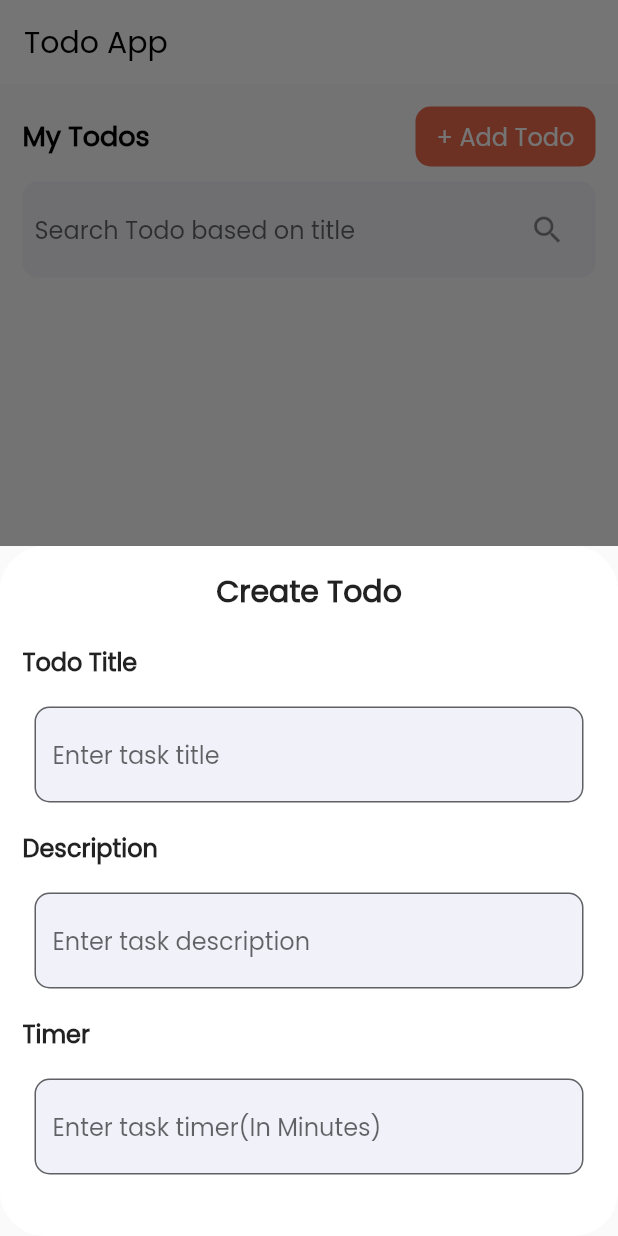
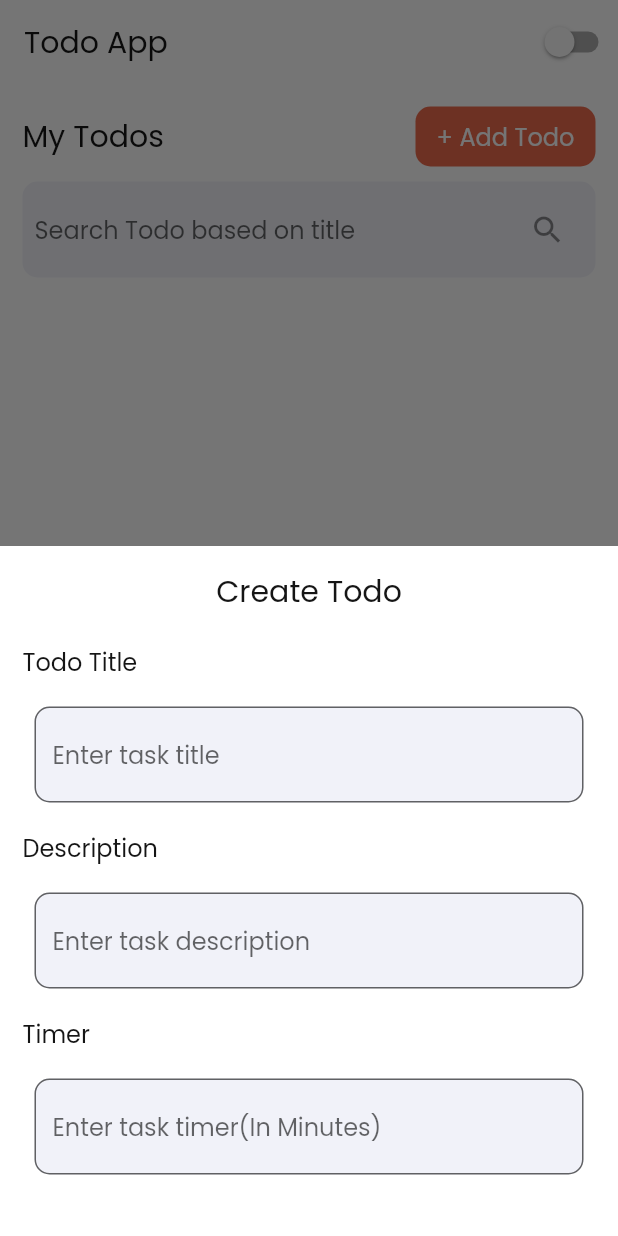
Before and after one commit to kinjal2020/todoapp, a Flutter app: the screen it shows after launch, after a tap on "+ Add Todo", on a phone screen of 412 x 824 dp. Run offline on Flutter 3.47's test engine with Material 2 defaults, Android fonts, the phone set to English and light mode, and no system bars; our stand-ins replace firebase_core, shared_preferences, sqflite; missing offline and left inert: flutter_timer_countdown; accounts and stored records are empty.

Commit message:
themeChange

```diff
--- a/lib/homescreen/provider/todo_provider.dart
+++ b/lib/homescreen/provider/todo_provider.dart
@@ -1,10 +1,43 @@
+
+
 import 'package:flutter/cupertino.dart';
+import 'package:shared_preferences/shared_preferences.dart';
 import 'package:todoapp/db_repo/db_repo.dart';
 
 import '../../../model/todo_model.dart';
 
 class TodoProvider with ChangeNotifier {
+  bool isDark = false;
+
   List<TodoModel> todoList = [];
+
+  SharedPreferences? pref;
+
+  TodoProvider() {
+    sharedPref();
+  }
+
+  sharedPref() async {
+    pref = await SharedPreferences.getInstance();
+    getThemeData();
+  }
+
+  get themeStatus => isDark;
+
+  set themeStatus(value) {
+    isDark = value;
+    setThemeData(value);
+    notifyListeners();
+  }
+
+  setThemeData(value) {
+    pref!.setBool('isDark', value);
+  }
+
+  getThemeData() {
+    isDark =  pref!.getBool('isDark') ?? false;
+    notifyListeners();
+  }
 
   addTask(String title, String description, String status, String timer) async {
     await DatabaseRepository.createTask(title, description, status, timer);
--- a/lib/homescreen/screen/home_screen.dart
+++ b/lib/homescreen/screen/home_screen.dart
@@ -60,13 +60,21 @@ class _HomeScreenState extends State<HomeScreen> {
         }
       },
       child: Scaffold(
+        backgroundColor: Theme.of(context).backgroundColor,
         appBar: AppBar(
           title: Text(
             'Todo App',
-            style: TextStyle(color: blackColor),
+            style: Theme.of(context).textTheme.titleLarge,
           ),
           elevation: 0,
-          backgroundColor: whiteColor,
+          backgroundColor: Theme.of(context).backgroundColor,
+          actions: [
+            Switch(
+                value: providerVar.themeStatus,
+                onChanged: (value) {
+                  providerVar.themeStatus = value;
+                })
+          ],
         ),
         body: SingleChildScrollView(
           child: Padding(
@@ -80,10 +88,7 @@ class _HomeScreenState extends State<HomeScreen> {
                   children: [
                     Text(
                       'My Todos',
-                      style: TextStyle(
-                          color: blackColor,
-                          fontSize: 18,
-                          fontWeight: FontWeight.bold),
+                      style: Theme.of(context).textTheme.titleLarge,
                     ),
                     InkWell(
                       onTap: () {
@@ -119,6 +124,7 @@ class _HomeScreenState extends State<HomeScreen> {
                   child: Padding(
                     padding: const EdgeInsets.all(8.0),
                     child: TextFormField(
+                      style: TextStyle(color: blackColor),
                       controller: searchController,
                       onChanged: (value) {
                         if (value.isEmpty) {
@@ -150,7 +156,11 @@ class _HomeScreenState extends State<HomeScreen> {
                 Container(
                   height: height - 250,
                   child: (providerVar.todoList.isEmpty)
-                      ? Center(child: Text('Todo List is Empty'))
+                      ? Center(
+                          child: Text(
+                          'Todo List is Empty',
+                          style: Theme.of(context).textTheme.titleLarge,
+                        ))
                       : ListView.builder(
                           itemCount: providerVar.todoList.length,
                           itemBuilder: (context, index) {
@@ -171,6 +181,7 @@ class _HomeScreenState extends State<HomeScreen> {
     titleController.clear();
     descController.clear();
     return showModalBottomSheet<void>(
+      backgroundColor: Theme.of(context).cardColor,
       context: context,
       isScrollControlled: true,
       builder: (BuildContext context) {
@@ -182,7 +193,8 @@ class _HomeScreenState extends State<HomeScreen> {
           child: Container(
             height: 460,
             decoration: BoxDecoration(
-                color: whiteColor, borderRadius: BorderRadius.circular(30)),
+                color: Theme.of(context).cardColor,
+                borderRadius: BorderRadius.circular(30)),
             child: Form(
               key: formKey,
               child: Padding(
@@ -192,8 +204,7 @@ class _HomeScreenState extends State<HomeScreen> {
                     children: [
                       Text(
                         'Create Todo',
-                        style: TextStyle(
-                            fontSize: 20, fontWeight: FontWeight.bold),
+                        style: Theme.of(context).textTheme.titleLarge,
                       ),
                       Column(
                         mainAxisAlignment: MainAxisAlignment.center,
@@ -205,8 +216,7 @@ class _HomeScreenState extends State<HomeScreen> {
                           ),
                           Text(
                             'Todo Title',
-                            style: TextStyle(
-                                fontSize: 16, fontWeight: FontWeight.bold),
+                            style: Theme.of(context).textTheme.titleMedium,
                           ),
                           SizedBox(
                             height: 10,
@@ -214,6 +224,7 @@ class _HomeScreenState extends State<HomeScreen> {
                           Padding(
                             padding: const EdgeInsets.all(8.0),
                             child: TextFormField(
+                              style: TextStyle(color: blackColor),
                               controller: titleController,
                               validator: (value) {
                                 if (value!.isEmpty) {
@@ -234,8 +245,7 @@ class _HomeScreenState extends State<HomeScreen> {
                           ),
                           Text(
                             'Description',
-                            style: TextStyle(
-                                fontSize: 16, fontWeight: FontWeight.bold),
+                            style: Theme.of(context).textTheme.titleMedium,
                           ),
                           SizedBox(
                             height: 10,
@@ -243,6 +253,7 @@ class _HomeScreenState extends State<HomeScreen> {
                           Padding(
                             padding: const EdgeInsets.all(8.0),
                             child: TextFormField(
+                              style: TextStyle(color: blackColor),
                               controller: descController,
                               validator: (value) {
                                 if (value!.isEmpty) {
@@ -263,8 +274,7 @@ class _HomeScreenState extends State<HomeScreen> {
                           ),
                           Text(
                             'Timer',
-                            style: TextStyle(
-                                fontSize: 16, fontWeight: FontWeight.bold),
+                            style: Theme.of(context).textTheme.titleMedium,
                           ),
                           SizedBox(
                             height: 10,
@@ -272,6 +282,7 @@ class _HomeScreenState extends State<HomeScreen> {
                           Padding(
                             padding: const EdgeInsets.all(8.0),
                             child: TextFormField(
+                              style: TextStyle(color: blackColor),
                               keyboardType: TextInputType.number,
                               controller: timerController,
                               validator: (value) {
--- a/lib/main.dart
+++ b/lib/main.dart
@@ -24,16 +24,44 @@ class MyApp extends StatelessWidget {
   Widget build(BuildContext context) {
     return MultiProvider(
       providers: [ChangeNotifierProvider(create: (context) => TodoProvider())],
-      child: MaterialApp(
+      child: Consumer<TodoProvider>(builder: (context, providerVar, child) {
+        return MaterialApp(
           debugShowCheckedModeBanner: false,
           title: 'Flutter Demo',
           theme: ThemeData(
             fontFamily: 'Poppins',
             primarySwatch: Colors.deepOrange,
+            backgroundColor: whiteColor,
+            accentColor: orangeColor,
+            cardColor: whiteColor,
+            bottomAppBarColor: orangeColor,
+            textTheme: TextTheme(
+              titleLarge: TextStyle(color: blackColor),
+              titleMedium: TextStyle(color: blackColor),
+              titleSmall: TextStyle(color: blackColor),
             ),
+
+          ),
+          darkTheme: ThemeData(
+            fontFamily: 'Poppins',
+            primarySwatch: Colors.deepOrange,
+            accentColor: darkContainerColor,
+            cardColor: darkContainerColor,
+            backgroundColor: darkBgColor,
+            bottomAppBarColor: darkBgColor,
+            textTheme: TextTheme(
+              titleLarge: TextStyle(color: whiteColor),
+              titleMedium: TextStyle(color: whiteColor),
+              titleSmall: TextStyle(color: whiteColor),
+            ),
+          ),
+          themeMode: providerVar.themeStatus == true
+              ? ThemeMode.dark
+              : ThemeMode.light,
           // home: TaskDetailsScreen(),
           home: HomeScreen(),
-      ),
+        );
+      }),
     );
   }
 }
--- a/lib/utils/colors.dart
+++ b/lib/utils/colors.dart
@@ -1,7 +1,7 @@
  import 'package:flutter/material.dart';
 
 const Color whiteColor = Colors.white;
-const Color blackColor = Colors.black;
+const Color blackColor = Color(0xFF151515);
 const Color grayColor = Color(0xFF7B91A6);
 const Color lightGrayColor = Color(0xFFF1F2F9);
 const Color darkBlueColor = Color(0xFF09113F);
@@ -9,3 +9,5 @@ const Color pinkColor = Color(0xFFFF8A97);
 const Color orangeColor = Color(0xFFED6A4D);
 const Color purpleColor = Color(0xFF5A55CB);
 const Color redColor = Colors.red;
+const Color darkBgColor = Color(0xFF23182C);
+const Color darkContainerColor = Color(0xFF4E3E5B);
--- a/pubspec.yaml
+++ b/pubspec.yaml
@@ -41,6 +41,7 @@ dependencies:
   firebase_core:
   firebase_auth:
   cloud_firestore:
+  shared_preferences:
 
 dev_dependencies:
   flutter_test:
```
Also changed, not shown: lib/detailscreen/details_screen.dart (+13 -14 lines), lib/homescreen/widget/single_task_screen.dart (+16 -23 lines), pubspec.lock, 1 other file. Lines whose indentation alone changed are shown as unchanged.
